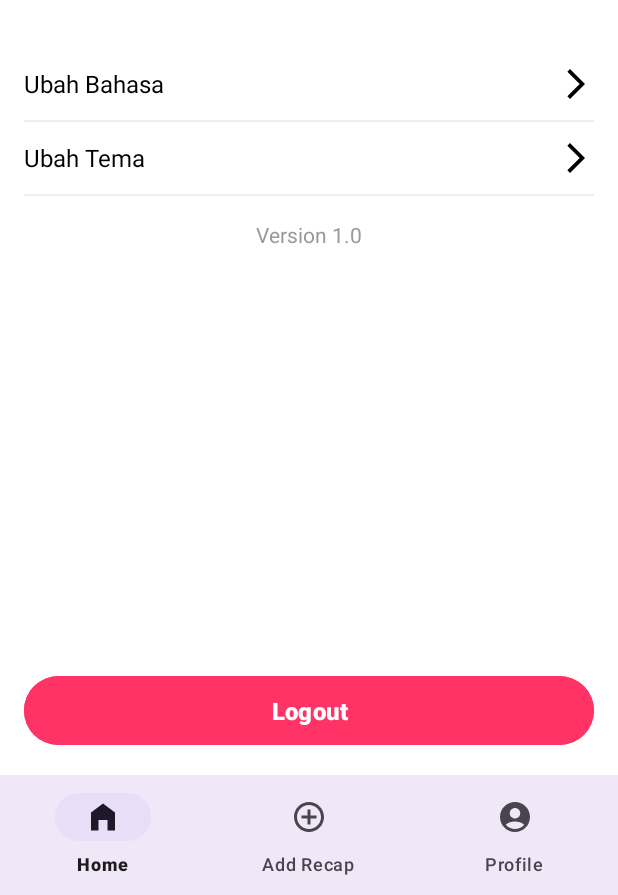
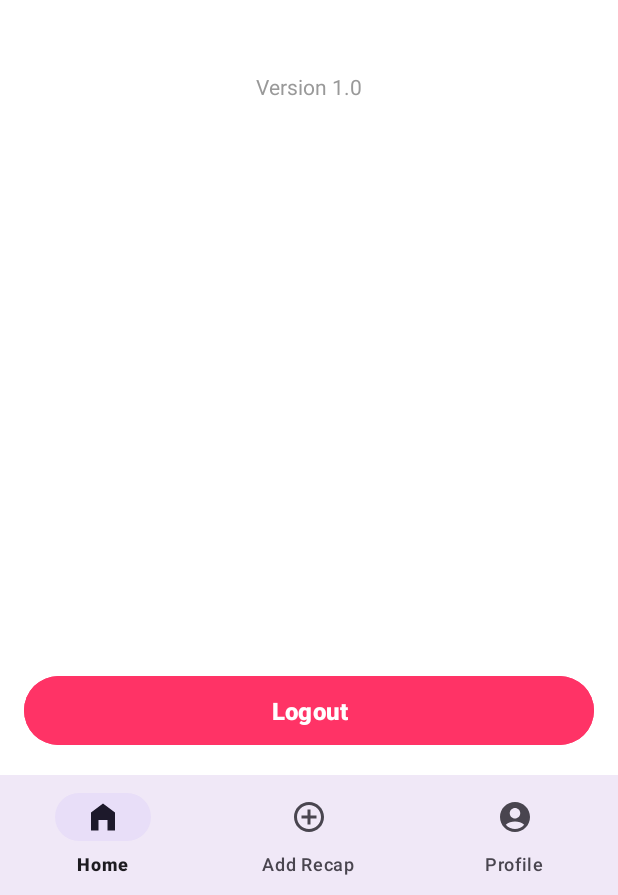
Before and after one commit to Capstone-C242-PS367/finku-app, an Android app: the fragment ProfileFragment placed in its activity, on a phone screen of 412 x 824 dp, the part 341-1236 px from its top. Run offline under Robolectric (Android 15) with nearby library versions, the phone set to English and light mode, and no system bars; libraries missing offline, so code that uses them is left out: org.eazegraph.lib; network calls fail; 3 statements that could not run were skipped.

```diff
--- a/app/src/main/java/com/capstone/finku/data/formvalidation/PasswordEditText.kt
+++ b/app/src/main/java/com/capstone/finku/data/formvalidation/PasswordEditText.kt
@@ -8,9 +8,7 @@ import android.util.AttributeSet
 import android.view.MotionEvent
 import android.view.View
 import androidx.appcompat.widget.AppCompatEditText
-import androidx.core.content.ContextCompat
 import com.capstone.finku.R
-
 
 class PasswordEditText @JvmOverloads constructor(
     context: Context, attrs: AttributeSet? = null
@@ -23,7 +21,6 @@ class PasswordEditText @JvmOverloads constructor(
 
             override fun onTextChanged(s: CharSequence, start: Int, before: Int, count: Int) {
                 error = if (s.length < 8) context.getString(R.string.password_error) else null
-                if (s.isNotEmpty()) showClearButton() else hideClearButton()
             }
 
             override fun afterTextChanged(s: Editable) {}
@@ -37,7 +34,6 @@ class PasswordEditText @JvmOverloads constructor(
             val isClearButtonClicked = event.x > clearButtonStart
             if (isClearButtonClicked) {
                 if (event.action == MotionEvent.ACTION_DOWN) {
-                    showClearButton()
                     return true
                 }
                 if (event.action == MotionEvent.ACTION_UP) {
@@ -50,11 +46,6 @@ class PasswordEditText @JvmOverloads constructor(
         return false
     }
 
-    private fun showClearButton() {
-        val clearButtonImage = ContextCompat.getDrawable(context, R.drawable.baseline_close_24)
-        setButtonDrawables(endOfTheText = clearButtonImage)
-    }
-
     private fun hideClearButton() {
         setButtonDrawables()
     }
@@ -65,6 +56,11 @@ class PasswordEditText @JvmOverloads constructor(
         endOfTheText: Drawable? = null,
         bottomOfTheText: Drawable? = null
     ) {
-        setCompoundDrawablesWithIntrinsicBounds(startOfTheText, topOfTheText, endOfTheText, bottomOfTheText)
+        setCompoundDrawablesWithIntrinsicBounds(
+            startOfTheText,
+            topOfTheText,
+            endOfTheText,
+            bottomOfTheText
+        )
     }
 }
--- a/app/src/main/res/layout/activity_welcome.xml
+++ b/app/src/main/res/layout/activity_welcome.xml
@@ -22,9 +22,9 @@
                 android:layout_width="wrap_content"
                 android:layout_height="wrap_content"
                 android:layout_marginTop="80dp"
-                android:text="@string/logo"
                 android:textColor="@color/white"
                 android:textSize="24sp"
+                android:visibility="invisible"
                 android:textStyle="bold"
                 app:layout_constraintEnd_toEndOf="parent"
                 app:layout_constraintStart_toStartOf="parent"
@@ -36,7 +36,7 @@
                 android:layout_height="200dp"
                 android:layout_marginTop="40dp"
                 android:contentDescription="@string/vector"
-                android:src="@drawable/welcome_image_2"
+                android:src="@drawable/finku"
                 app:layout_constraintEnd_toEndOf="parent"
                 app:layout_constraintStart_toStartOf="parent"
                 app:layout_constraintTop_toBottomOf="@id/tvLogo" />
--- a/app/src/main/res/layout/fragment_profile.xml
+++ b/app/src/main/res/layout/fragment_profile.xml
@@ -62,68 +62,6 @@
                 android:textColor="#999999"
                 android:textSize="14sp" />
 
-            <LinearLayout
-                android:layout_width="match_parent"
-                android:layout_height="wrap_content"
-                android:orientation="horizontal"
-                android:gravity="center_vertical"
-                android:paddingVertical="12dp"
-                android:clickable="true"
-                android:focusable="true">
-
-                <TextView
-                    android:id="@+id/tvChangeLanguage"
-                    android:layout_width="0dp"
-                    android:layout_height="wrap_content"
-                    android:layout_weight="1"
-                    android:text="@string/change_language"
-                    android:textColor="#000000"
-                    android:textSize="16sp" />
-
-                <ImageView
-                    android:id="@+id/imgArrowLanguage"
-                    android:layout_width="24dp"
-                    android:layout_height="24dp"
-                    android:src="@drawable/baseline_arrow_24"
-                    android:contentDescription="Arrow" />
-            </LinearLayout>
-
-            <View
-                android:layout_width="match_parent"
-                android:layout_height="1dp"
-                android:background="#EEEEEE" />
-
-            <LinearLayout
-                android:layout_width="match_parent"
-                android:layout_height="wrap_content"
-                android:orientation="horizontal"
-                android:gravity="center_vertical"
-                android:paddingVertical="12dp"
-                android:clickable="true"
-                android:focusable="true">
-
-                <TextView
-                    android:id="@+id/tvChangeTheme"
-                    android:layout_width="0dp"
-                    android:layout_height="wrap_content"
-                    android:layout_weight="1"
-                    android:text="@string/change_theme"
-                    android:textColor="#000000"
-                    android:textSize="16sp" />
-
-                <ImageView
-                    android:id="@+id/imgArrowTheme"
-                    android:layout_width="24dp"
-                    android:layout_height="24dp"
-                    android:src="@drawable/baseline_arrow_24"
-                    android:contentDescription="Arrow" />
-            </LinearLayout>
-
-            <View
-                android:layout_width="match_parent"
-                android:layout_height="1dp"
-                android:background="#EEEEEE" />
-
             <TextView
                 android:id="@+id/tvAppVersion"
                 android:layout_width="wrap_content"
```
